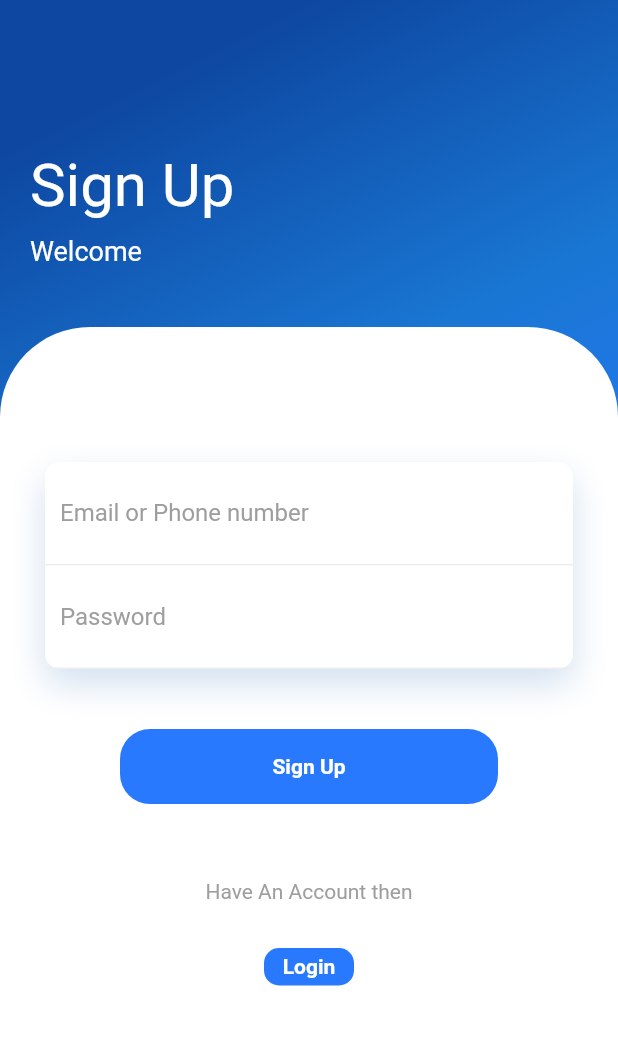
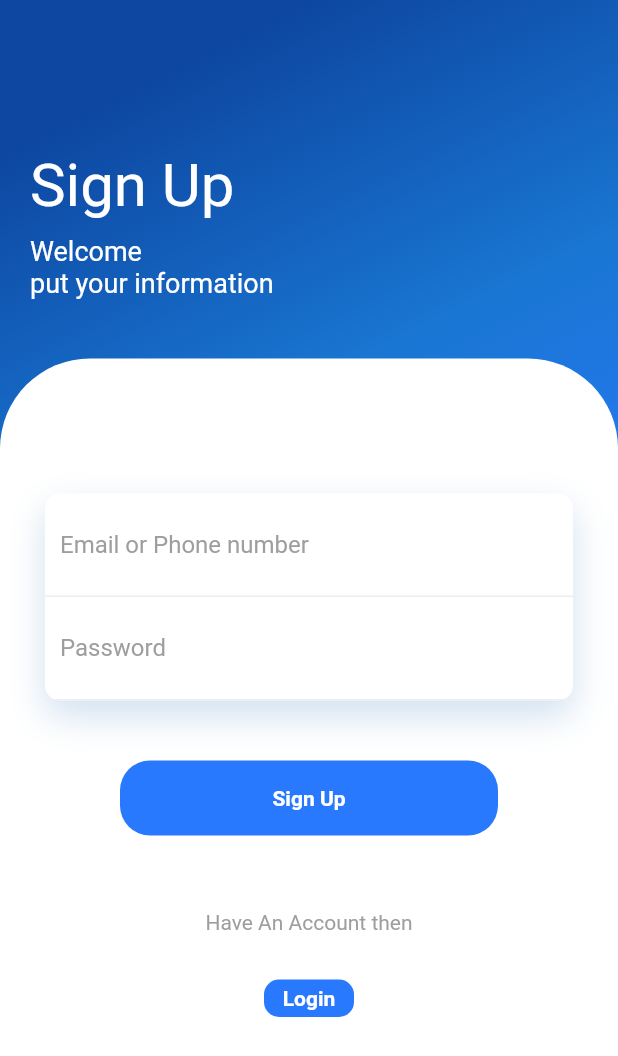
Before and after one commit to mosfeqanik/KeepNote, a Flutter app: the HomePage screen opened directly, on a phone screen of 412 x 824 dp. Shown: the top 1056 px of the screen. Run offline on Flutter 3.47's test engine with Material 2 defaults, Android fonts, the light colour scheme and no system bars; our stand-ins replace fluttertoast, rflutter_alert, shared_preferences, simple_animations, sqflite; accounts and stored records are empty.

Commit message:
sign up added

```diff
--- a/lib/views/login/signup.dart
+++ b/lib/views/login/signup.dart
@@ -39,11 +39,12 @@
                     height: 10,
                   ),
                   FadeAnimation(
-                      1.3,
-                      Text(
-                        "Welcome",
-                        style: TextStyle(color: Colors.white, fontSize: 18),
-                      )),
+                    1.3,
+                    Text(
+                      "Welcome \nput your information",
+                      style: TextStyle(color: Colors.white, fontSize: 18),
+                    ),
+                  ),
                 ],
               ),
             ),
@@ -64,7 +65,7 @@
                           height: 60,
                         ),
                         FadeAnimation(
-                            1.4,
+                            1.6,
                             Container(
                               decoration: BoxDecoration(
                                   color: Colors.white,
```
